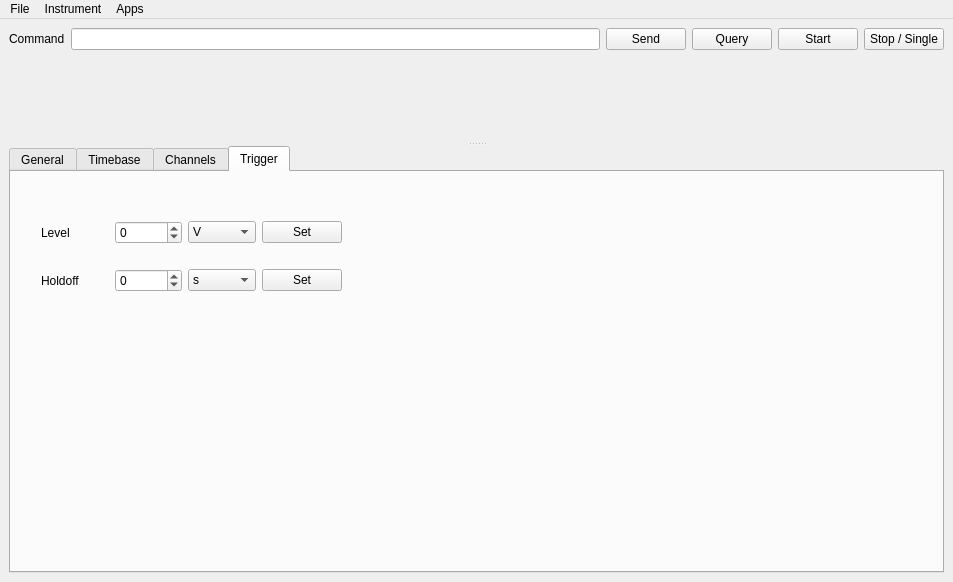
Before: the Qt Designer form mainwindow.ui in CodingMarco/qsoftscopegpib, drawn with Qt 5.
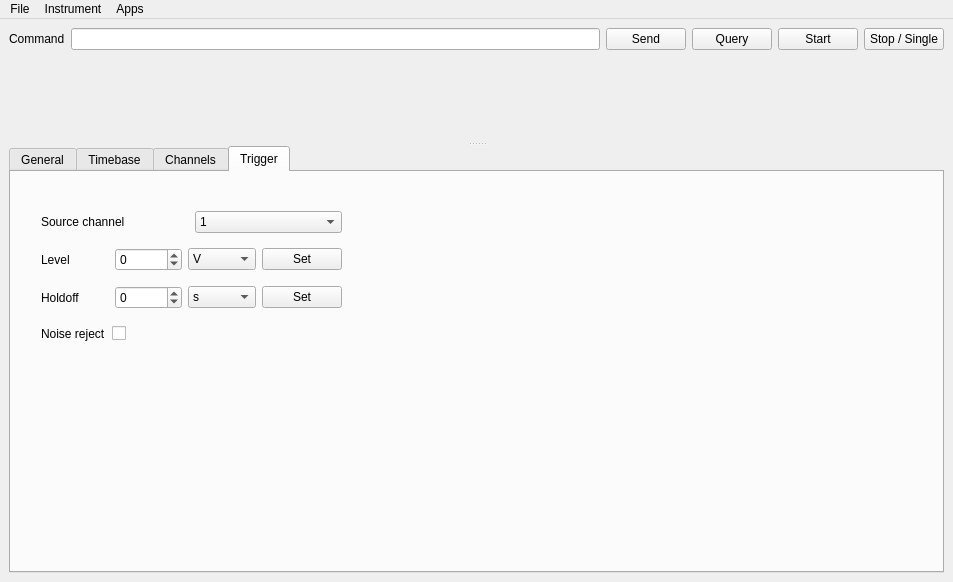
After: the same form once the commit is applied. Custom widgets are drawn as their Qt base class.

Commit message: Set trigger source and trigger noise reject from UI

Patch:
```diff
--- a/mainwindow.ui
+++ b/mainwindow.ui
@@ -353,16 +353,51 @@
         <attribute name="title">
          <string>Trigger</string>
         </attribute>
-        <widget class="QWidget" name="">
+        <widget class="QWidget" name="layoutWidget">
          <property name="geometry">
           <rect>
            <x>30</x>
            <y>30</y>
            <width>301</width>
-           <height>111</height>
+           <height>152</height>
           </rect>
          </property>
          <layout class="QVBoxLayout" name="verticalLayout_2">
+          <item>
+           <layout class="QHBoxLayout" name="horizontalLayout_5">
+            <item>
+             <widget class="QLabel" name="label_3">
+              <property name="text">
+               <string>Source channel</string>
+              </property>
+             </widget>
+            </item>
+            <item>
+             <widget class="QComboBox" name="comboBox">
+              <item>
+               <property name="text">
+                <string>1</string>
+               </property>
+              </item>
+              <item>
+               <property name="text">
+                <string>2</string>
+               </property>
+              </item>
+              <item>
+               <property name="text">
+                <string>3</string>
+               </property>
+              </item>
+              <item>
+               <property name="text">
+                <string>4</string>
+               </property>
+              </item>
+             </widget>
+            </item>
+           </layout>
+          </item>
           <item>
            <layout class="QHBoxLayout" name="horizontalLayout_3">
             <item>
@@ -457,6 +492,41 @@
             </item>
            </layout>
           </item>
+          <item>
+           <layout class="QHBoxLayout" name="horizontalLayout_6">
+            <item>
+             <layout class="QHBoxLayout" name="horizontalLayout_7">
+              <item>
+               <widget class="QLabel" name="label_4">
+                <property name="text">
+                 <string>Noise reject</string>
+                </property>
+               </widget>
+              </item>
+              <item>
+               <widget class="QCheckBox" name="checkBoxNoiseReject">
+                <property name="text">
+                 <string/>
+                </property>
+               </widget>
+              </item>
+              <item>
+               <spacer name="horizontalSpacer">
+                <property name="orientation">
+                 <enum>Qt::Horizontal</enum>
+                </property>
+                <property name="sizeHint" stdset="0">
+                 <size>
+                  <width>40</width>
+                  <height>20</height>
+                 </size>
+                </property>
+               </spacer>
+              </item>
+             </layout>
+            </item>
+           </layout>
+          </item>
          </layout>
         </widget>
        </widget>
```
The commit also changes 4 other files.
